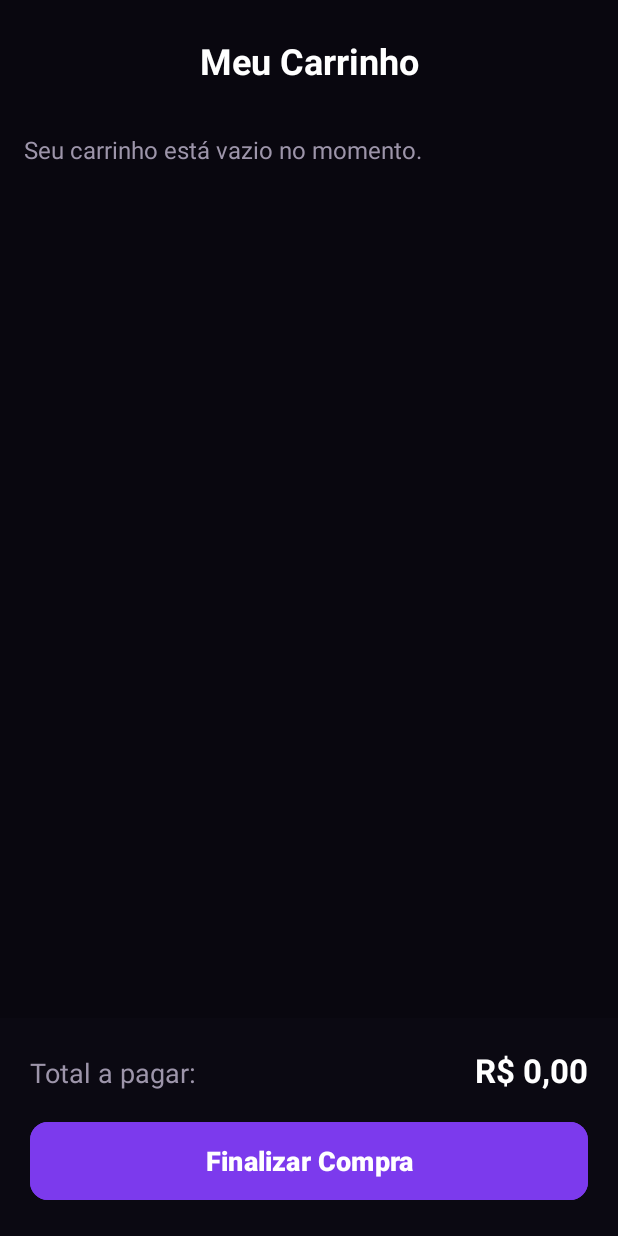
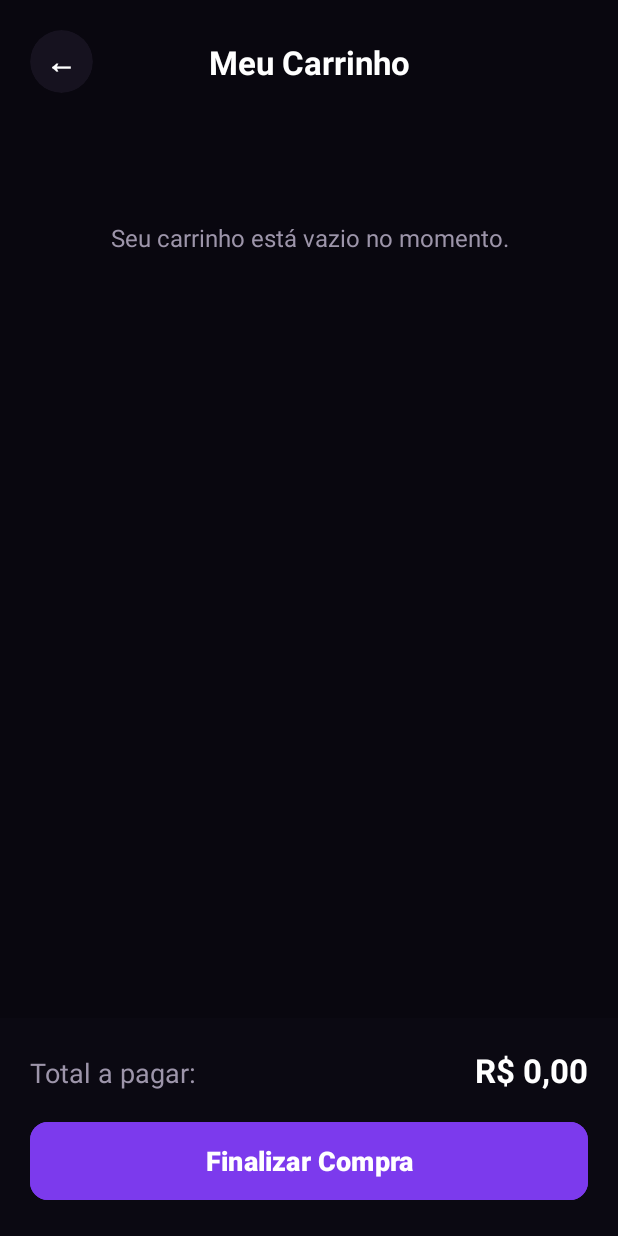
Before and after one commit to GustavoHenrique444/AppVoxTech, an Android app: the TelaCarrinho screen opened directly, with no data from a screen before it, on a phone screen of 412 x 824 dp. Run offline under Robolectric (Android 15) with nearby library versions, the phone set to English and light mode, and no system bars.

Commit message:
Adiciona controle de quantidade, perfil do usuario, botoes voltar e comentarios

```diff
--- a/app/src/main/res/layout/activity_tela_carrinho.xml
+++ b/app/src/main/res/layout/activity_tela_carrinho.xml
@@ -8,19 +8,47 @@
     android:background="#09070F"
     tools:context=".TelaCarrinho">
 
+    <!-- Botão redondo no topo para voltar à loja -->
+    <androidx.cardview.widget.CardView
+        android:id="@+id/btnVoltarCarrinho"
+        android:layout_width="42dp"
+        android:layout_height="42dp"
+        android:layout_marginStart="20dp"
+        android:layout_marginTop="20dp"
+        android:clickable="true"
+        android:focusable="true"
+        android:foreground="?android:attr/selectableItemBackground"
+        app:cardBackgroundColor="#16121F"
+        app:cardCornerRadius="21dp"
+        app:cardElevation="0dp"
+        app:layout_constraintStart_toStartOf="parent"
+        app:layout_constraintTop_toTopOf="parent">
+
+        <TextView
+            android:layout_width="match_parent"
+            android:layout_height="match_parent"
+            android:gravity="center"
+            android:text="←"
+            android:textColor="#FFFFFF"
+            android:textSize="20sp"
+            android:textStyle="bold" />
+    </androidx.cardview.widget.CardView>
+
+    <!-- Título da tela do carrinho -->
     <TextView
         android:id="@+id/txtTituloCarrinho"
         android:layout_width="wrap_content"
         android:layout_height="wrap_content"
-        android:layout_marginTop="24dp"
         android:text="Meu Carrinho"
         android:textColor="#FFFFFF"
-        android:textSize="24sp"
+        android:textSize="22sp"
         android:textStyle="bold"
+        app:layout_constraintBottom_toBottomOf="@+id/btnVoltarCarrinho"
         app:layout_constraintEnd_toEndOf="parent"
         app:layout_constraintStart_toStartOf="parent"
-        app:layout_constraintTop_toTopOf="parent" />
+        app:layout_constraintTop_toTopOf="@+id/btnVoltarCarrinho" />
 
+    <!-- Área de rolagem onde os produtos adicionados são inseridos -->
     <ScrollView
         android:layout_width="0dp"
         android:layout_height="0dp"
@@ -28,9 +56,9 @@
         app:layout_constraintBottom_toTopOf="@+id/bottomResumo"
         app:layout_constraintEnd_toEndOf="parent"
         app:layout_constraintStart_toStartOf="parent"
-        app:layout_constraintTop_toBottomOf="@+id/txtTituloCarrinho">
+        app:layout_constraintTop_toBottomOf="@+id/btnVoltarCarrinho">
 
-        <!-- Lista vazia que será preenchida pelo Java -->
+        <!-- Container preenchido dinamicamente pelo código Java -->
         <LinearLayout
             android:id="@+id/containerCarrinho"
             android:layout_width="match_parent"
@@ -39,6 +67,7 @@
             android:padding="16dp" />
     </ScrollView>
 
+    <!-- Rodapé fixo com o valor total e o botão de finalizar -->
     <LinearLayout
         android:id="@+id/bottomResumo"
         android:layout_width="0dp"
@@ -51,6 +80,7 @@
         app:layout_constraintEnd_toEndOf="parent"
         app:layout_constraintStart_toStartOf="parent">
 
+        <!-- Linha com texto e valor total somado -->
         <LinearLayout
             android:layout_width="match_parent"
             android:layout_height="wrap_content"
@@ -79,6 +109,7 @@
                 android:textStyle="bold" />
         </LinearLayout>
 
+        <!-- Botão que redireciona para o site externo -->
         <Button
             android:id="@+id/btnFinalizarCompra"
             android:layout_width="match_parent"
--- a/app/src/main/res/values-night/themes.xml
+++ b/app/src/main/res/values-night/themes.xml
@@ -1,7 +1,12 @@
 <resources xmlns:tools="http://schemas.android.com/tools">
-    <!-- Base application theme. -->
     <style name="Base.Theme.Voxtech" parent="Theme.Material3.DayNight.NoActionBar">
-        <!-- Customize your dark theme here. -->
-        <!-- <item name="colorPrimary">@color/my_dark_primary</item> -->
+        <!-- Cor da Status Bar (topo onde fica a bateria e hora) -->
+        <item name="android:statusBarColor">#09070F</item>
+        <!-- Cor da barra inferior de navegação do Android -->
+        <item name="android:navigationBarColor">#09070F</item>
+        <!-- Garante que os ícones da Status Bar fiquem brancos -->
+        <item name="android:windowLightStatusBar">false</item>
     </style>
+
+    <style name="Theme.Voxtech" parent="Base.Theme.Voxtech" />
 </resources>
--- a/app/src/main/res/values/themes.xml
+++ b/app/src/main/res/values/themes.xml
@@ -1,8 +1,11 @@
 <resources xmlns:tools="http://schemas.android.com/tools">
-    <!-- Base application theme. -->
     <style name="Base.Theme.Voxtech" parent="Theme.Material3.DayNight.NoActionBar">
-        <!-- Customize your light theme here. -->
-        <!-- <item name="colorPrimary">@color/my_light_primary</item> -->
+        <!-- Cor da Status Bar (topo onde fica a bateria e hora) -->
+        <item name="android:statusBarColor">#09070F</item>
+        <!-- Cor da barra inferior de navegação do Android -->
+        <item name="android:navigationBarColor">#09070F</item>
+        <!-- Garante que os ícones da Status Bar fiquem brancos -->
+        <item name="android:windowLightStatusBar">false</item>
     </style>
 
     <style name="Theme.Voxtech" parent="Base.Theme.Voxtech" />
```
Also changed, not shown: app/src/main/java/com/example/voxtech/DadosCarrinho.java (+64 -7 lines), app/src/main/java/com/example/voxtech/MainActivity.java (+17 -10 lines), app/src/main/java/com/example/voxtech/TelaCarrinho.java (+151 -27 lines), app/src/main/java/com/example/voxtech/TelaDetalheProdutos.java (+15 -4 lines), app/src/main/java/com/example/voxtech/TelaProdutos.java (+35 -2 lines), app/src/main/res/drawable/ic_carrinho_roxo.xml (added, +9 -0 lines), app/src/main/res/layout/activity_main.xml (+13 -12 lines), app/src/main/res/layout/activity_tela_detalhe_produtos.xml (+11 -11 lines), app/src/main/res/layout/activity_tela_produtos.xml (+64 -25 lines).
